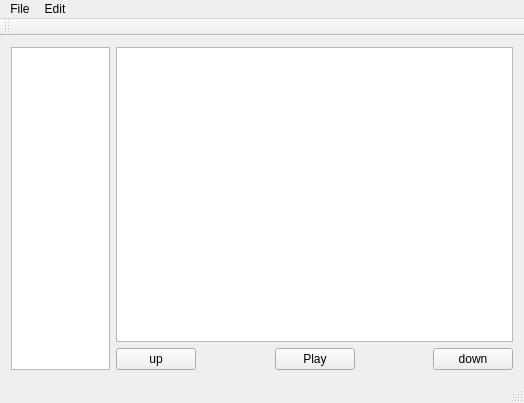
Gaara-ops/QtProject, file TxtReader/mainwindow.ui: the form before one commit.
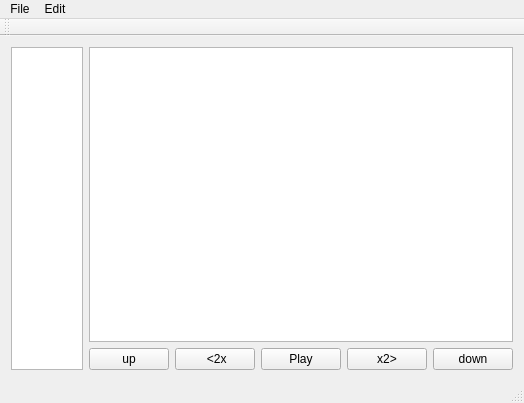
The form after the commit.

```diff
--- a/TxtReader/mainwindow.ui
+++ b/TxtReader/mainwindow.ui
@@ -54,6 +54,13 @@
             </property>
            </spacer>
           </item>
+          <item>
+           <widget class="QPushButton" name="SpeedDownBtn">
+            <property name="text">
+             <string> &lt;2x</string>
+            </property>
+           </widget>
+          </item>
           <item>
            <widget class="QPushButton" name="playBtn">
             <property name="text">
@@ -64,6 +71,13 @@
             </property>
            </widget>
           </item>
+          <item>
+           <widget class="QPushButton" name="SpeedUpBtn">
+            <property name="text">
+             <string>x2&gt;</string>
+            </property>
+           </widget>
+          </item>
           <item>
            <spacer name="horizontalSpacer_2">
             <property name="orientation">
```
